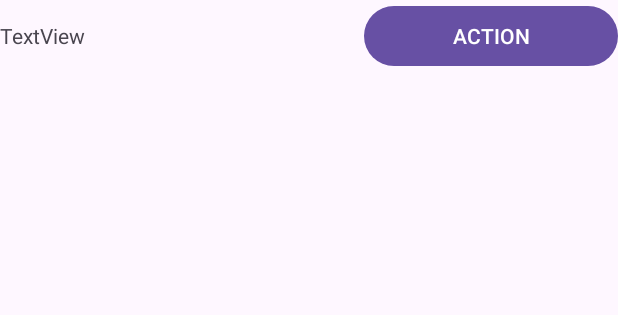
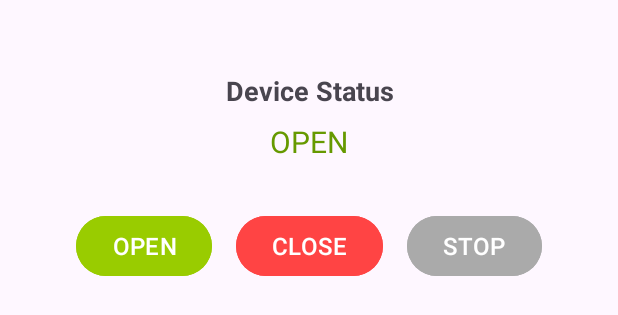
Before and after one commit to aa14728/PolyHome, an Android app: the layout device_list_item.xml on its own in the app's theme, with its tools: preview values and no code run, on a phone screen of 412 x 824 dp. Shown: the top 315 px of the screen. Run offline under Robolectric (Android 15) with nearby library versions, the phone set to English and light mode, and no system bars; network calls fail.

```diff
--- a/app/src/main/java/com/albert/polyhome/HouseAdapter.kt
+++ b/app/src/main/java/com/albert/polyhome/HouseAdapter.kt
@@ -38,7 +38,7 @@ class HouseAdapter(
 
         val house = getItem(position) as HouseData;
 
-        txtHouseID.text = house.houseId.toString();
+        txtHouseID.text = "Chalet " + house.houseId.toString();
 
         return view;
     }
--- a/app/src/main/java/com/albert/polyhome/LoginActivity.kt
+++ b/app/src/main/java/com/albert/polyhome/LoginActivity.kt
@@ -38,8 +38,8 @@ class LoginActivity : AppCompatActivity() {
         val txtValueConnexionLogin = findViewById<TextView>(R.id.txtLogin)
         val txtValueConnexionPassword = findViewById<TextView>(R.id.txtPassword)
 
-        //val loginData = LoginData(txtValueConnexionLogin.text.toString(), txtValueConnexionPassword.text.toString())
-        val loginData = LoginData("ioplkm", "123")
+        val loginData = LoginData(txtValueConnexionLogin.text.toString(), txtValueConnexionPassword.text.toString())
+//        val loginData = LoginData("ioplkm", "123")
 
         Api().post<LoginData, LoginResponse>("https://polyhome.lesmoulinsdudev.com/api/users/auth", loginData, ::loginSuccess)
     }
--- a/app/src/main/res/layout/device_list_item.xml
+++ b/app/src/main/res/layout/device_list_item.xml
@@ -1,26 +1,85 @@
 <?xml version="1.0" encoding="utf-8"?>
 <androidx.constraintlayout.widget.ConstraintLayout xmlns:android="http://schemas.android.com/apk/res/android"
+    xmlns:tools="http://schemas.android.com/tools"
     android:layout_width="match_parent"
-    android:layout_height="match_parent">
+    android:layout_height="match_parent"
+    android:padding="16dp">
 
+    <!-- LinearLayout principal avec orientation verticale et hauteur ajustée -->
     <LinearLayout
         android:layout_width="match_parent"
         android:layout_height="wrap_content"
-        android:orientation="horizontal">
+        android:gravity="center"
+        android:orientation="vertical"
+        android:paddingVertical="32dp"
+        android:weightSum="1"
+        tools:layout_editor_absoluteX="16dp"
+        tools:layout_editor_absoluteY="16dp">
 
+        <!-- Title for the device -->
         <TextView
             android:id="@+id/deviceId"
-            android:layout_width="174dp"
-            android:layout_height="wrap_content"
-            android:layout_weight="1"
-            android:text="TextView" />
-
-        <Button
-            android:id="@+id/action"
             android:layout_width="wrap_content"
             android:layout_height="wrap_content"
-            android:layout_weight="1"
-            android:text="ACTION" />
+            android:layout_marginBottom="8dp"
+            android:gravity="center"
+            android:text="Device Status"
+            android:textAlignment="center"
+            android:textSize="18sp"
+            android:textStyle="bold" />
+
+        <!-- Status TextView (display current status: OPEN, CLOSE, STOP) -->
+        <TextView
+            android:id="@+id/statusText"
+            android:layout_width="wrap_content"
+            android:layout_height="wrap_content"
+            android:layout_marginBottom="32dp"
+            android:gravity="center"
+            android:text="OPEN"
+            android:textAlignment="center"
+            android:textColor="@android:color/holo_green_dark"
+            android:textSize="20sp" />
+
+        <!-- LinearLayout interne pour les boutons -->
+        <LinearLayout
+            android:layout_width="match_parent"
+            android:layout_height="wrap_content"
+            android:gravity="center"
+            android:orientation="horizontal">
+
+            <!-- Bouton Open -->
+            <Button
+                android:id="@+id/action"
+                android:layout_width="wrap_content"
+                android:layout_height="wrap_content"
+                android:layout_marginEnd="16dp"
+                android:backgroundTint="@android:color/holo_green_light"
+                android:onClick="openAction"
+                android:text="OPEN"
+                android:textSize="16sp" />
+
+            <!-- Bouton Close -->
+            <Button
+                android:id="@+id/button"
+                android:layout_width="wrap_content"
+                android:layout_height="wrap_content"
+                android:layout_marginEnd="16dp"
+                android:backgroundTint="@android:color/holo_red_light"
+                android:onClick="closeAction"
+                android:text="CLOSE"
+                android:textSize="16sp" />
+
+            <!-- Bouton Stop -->
+            <Button
+                android:id="@+id/button2"
+                android:layout_width="wrap_content"
+                android:layout_height="wrap_content"
+                android:backgroundTint="@android:color/darker_gray"
+                android:onClick="stopAction"
+                android:text="STOP"
+                android:textSize="16sp" />
+        </LinearLayout>
 
     </LinearLayout>
-</androidx.constraintlayout.widget.ConstraintLayout>
+
+    </androidx.constraintlayout.widget.ConstraintLayout>
--- a/app/src/main/res/layout/test.xml
+++ b/app/src/main/res/layout/test.xml
@@ -7,7 +7,7 @@
     android:layout_height="match_parent">
 
     <TextView
-        android:id="@+id/textView7"
+        android:id="@+id/mainTitle"
         android:layout_width="wrap_content"
         android:layout_height="wrap_content"
         android:layout_marginTop="10dp"
@@ -27,7 +27,7 @@
         android:orientation="horizontal"
         app:layout_constraintEnd_toEndOf="parent"
         app:layout_constraintStart_toStartOf="parent"
-        app:layout_constraintTop_toBottomOf="@+id/textView7">
+        app:layout_constraintTop_toBottomOf="@+id/mainTitle">
 
         <Button
             android:id="@+id/btnShutterFilter"
```
Also changed, not shown: app/src/main/java/com/albert/polyhome/HouseActivity.kt (+13 -35 lines), app/src/main/java/com/albert/polyhome/Test.kt (+18 -6 lines), app/src/main/res/layout/activity_houses.xml (+14 -1 lines), app/src/main/res/layout/house_list_item.xml (+6 -10 lines).
